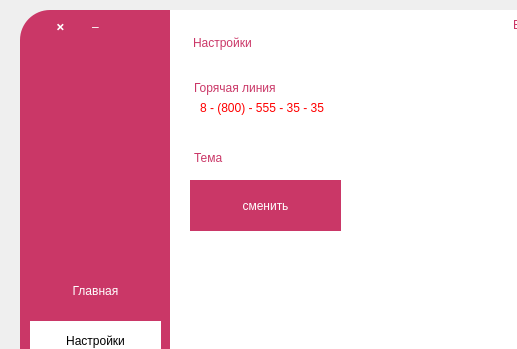
First picture: the form in design/setting-layout.ui, repository AsQqqq/clinicbook, before the edit; both pictures show x 0 to 517 and y 0 to 349 of the 600 by 504 pixel window.
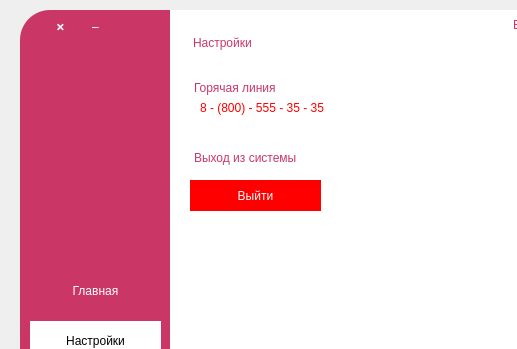
Second picture: the form after the edit. Icons and pictures are not drawn.

```diff
--- a/design/setting-layout.ui
+++ b/design/setting-layout.ui
@@ -222,7 +222,7 @@
 </string>
      </property>
      <property name="text">
-      <string>Тема</string>
+      <string>Выход из системы</string>
      </property>
     </widget>
     <widget class="QPushButton" name="ThemeChange">
@@ -230,13 +230,13 @@
       <rect>
        <x>20</x>
        <y>170</y>
-       <width>151</width>
-       <height>51</height>
+       <width>131</width>
+       <height>31</height>
       </rect>
      </property>
      <property name="styleSheet">
       <string notr="true">QPushButton {
-	background-color: #ca3767;
+	background-color: red;
 	color: white;
 	border: 0;
 	font: 500 10pt &quot;Montserrat Medium&quot;;	
@@ -247,7 +247,7 @@
 }</string>
      </property>
      <property name="text">
-      <string>сменить</string>
+      <string>Выйти</string>
      </property>
     </widget>
     <widget class="QLabel" name="Number">
```
